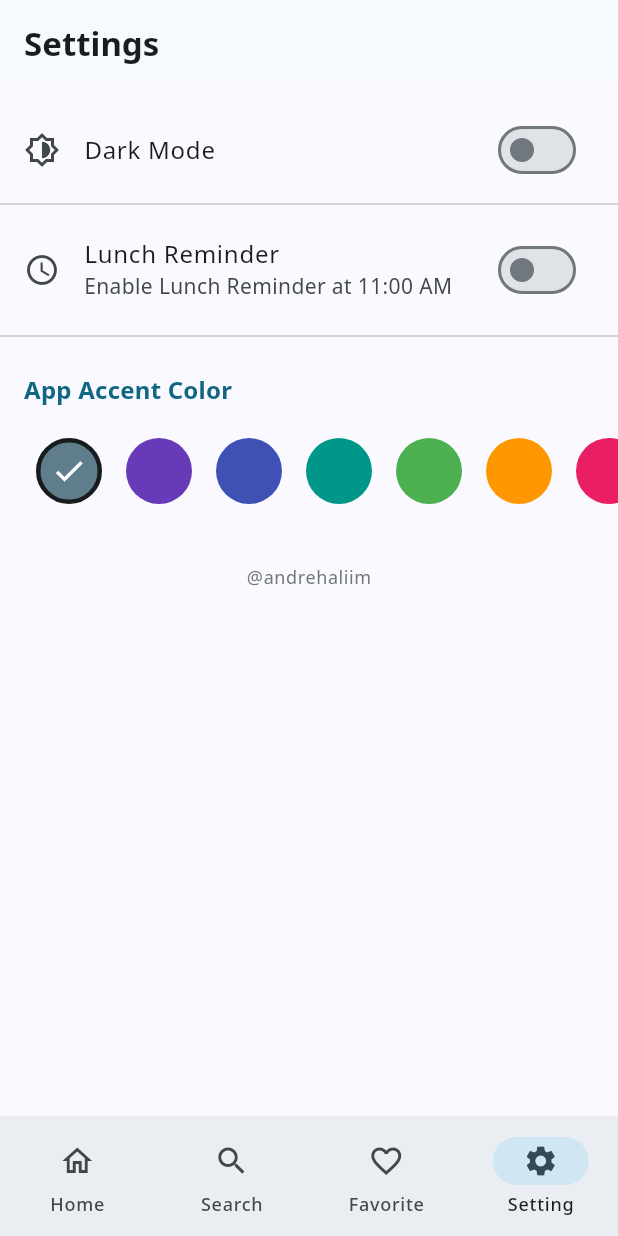
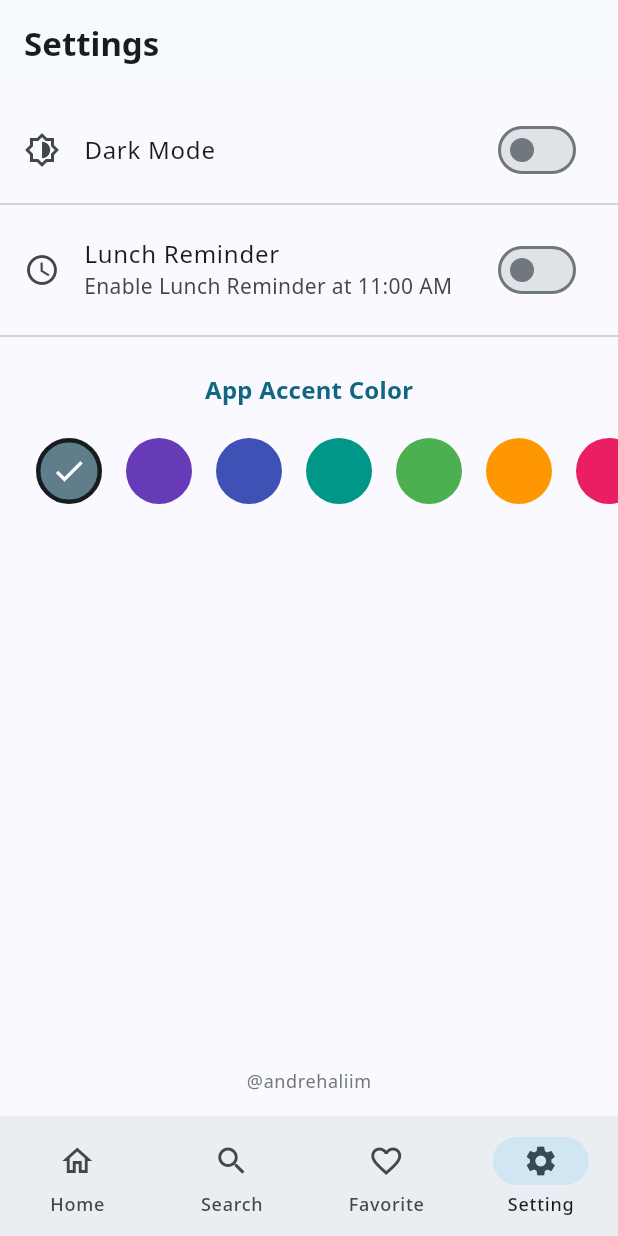
Before and after one commit to andrehaliim/dicoding-restaurant, a Flutter app: the screen it shows after launch, item 4 of the bottom bar chosen, on a phone screen of 412 x 824 dp. Run offline on Flutter 3.47's test engine with Material 3 defaults, Android fonts, the phone set to English and light mode, and no system bars; our stand-ins replace flutter_local_notifications, flutter_timezone, google_fonts, shared_preferences, sqflite, timezone; missing offline and left inert: sqflite_dev; accounts and stored records are empty; network calls fail.

Commit message:
change setting layout into column

```diff
--- a/lib/pages/settings-page.dart
+++ b/lib/pages/settings-page.dart
@@ -20,8 +20,9 @@ class SettingsPage extends StatelessWidget {
           style: TextStyle(fontWeight: FontWeight.bold),
         ),
       ),
-      body: ListView(
+      body: Padding(
         padding: const EdgeInsets.symmetric(vertical: 16),
+        child: Column(
           children: [
             ListTile(
               leading: const Icon(Icons.brightness_6_outlined),
@@ -58,15 +59,18 @@ class SettingsPage extends StatelessWidget {
             ),
             const SizedBox(height: 12),
             const AccentColorSwitcher(),
-          const SizedBox(height: 32),
+            Spacer(),
             Center(
               child: Text(
                 '@andrehaliim',
-              style: textTheme.bodySmall?.copyWith(color: colorScheme.outline),
+                style: textTheme.bodySmall?.copyWith(
+                  color: colorScheme.outline,
+                ),
               ),
             ),
           ],
         ),
+      ),
     );
   }
 }
```
Lines whose indentation alone changed are shown as unchanged.
